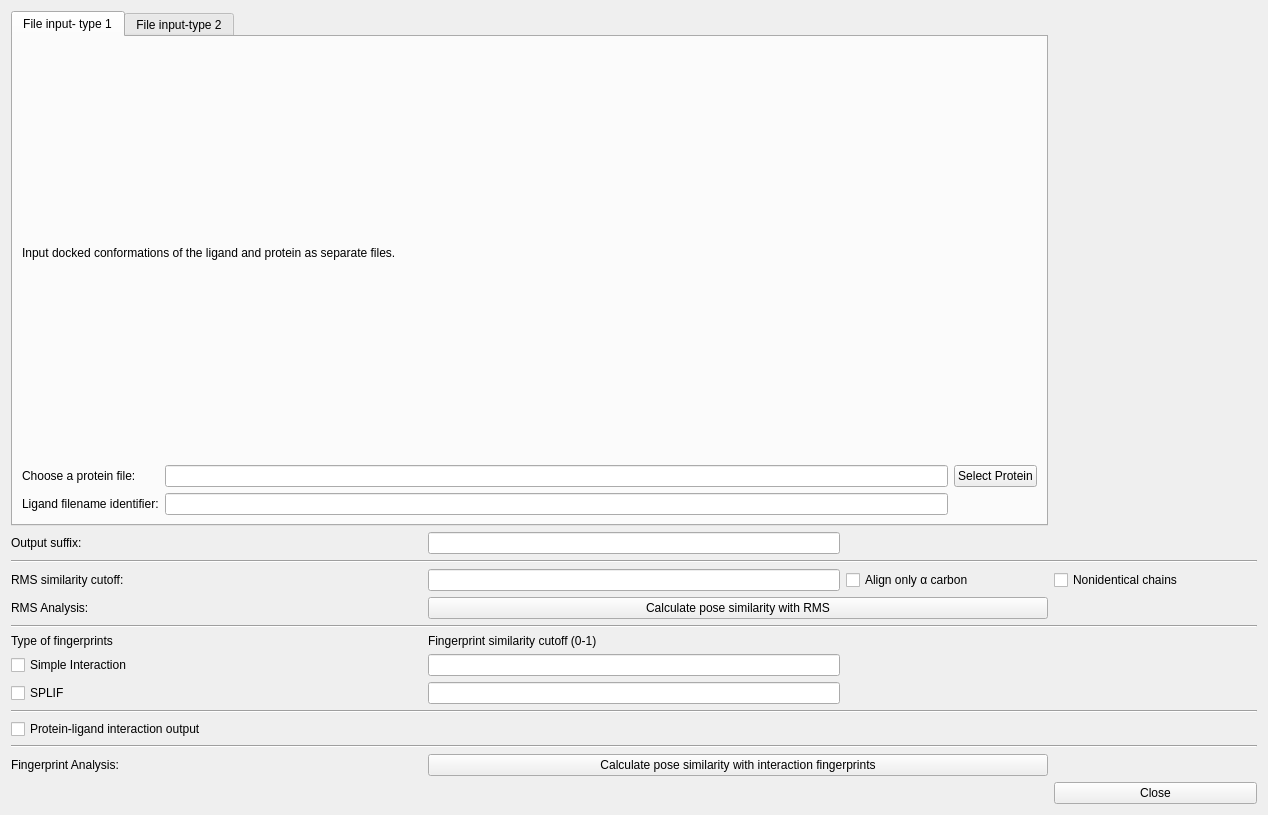
skalyaanamoorthy/PoseFilter, file olig_gui_tabs_edit.ui: the form before one commit.
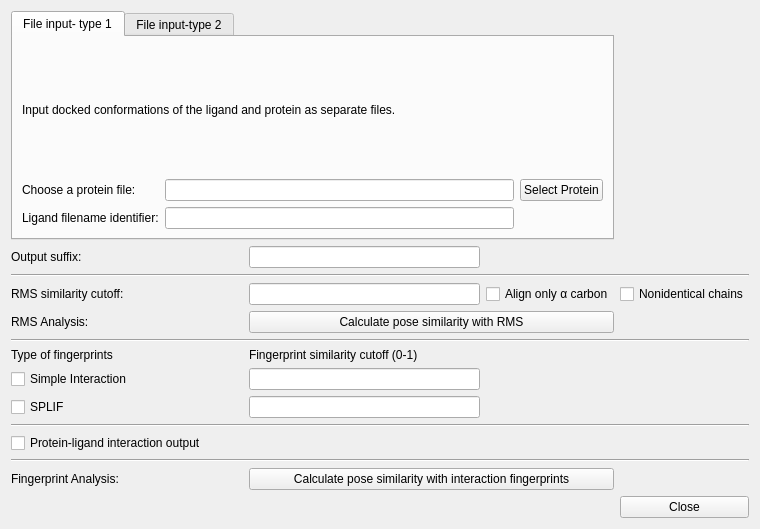
The form after the commit.

Commit message: UI font size change.

```diff
--- a/olig_gui_tabs_edit.ui
+++ b/olig_gui_tabs_edit.ui
@@ -6,10 +6,16 @@
    <rect>
     <x>0</x>
     <y>0</y>
-    <width>1268</width>
-    <height>815</height>
+    <width>760</width>
+    <height>529</height>
    </rect>
   </property>
+  <property name="minimumSize">
+   <size>
+    <width>760</width>
+    <height>529</height>
+   </size>
+  </property>
   <property name="windowTitle">
    <string>Form</string>
   </property>
```
Left out of the diff: 4 changed lines with no effect on the pictures.
